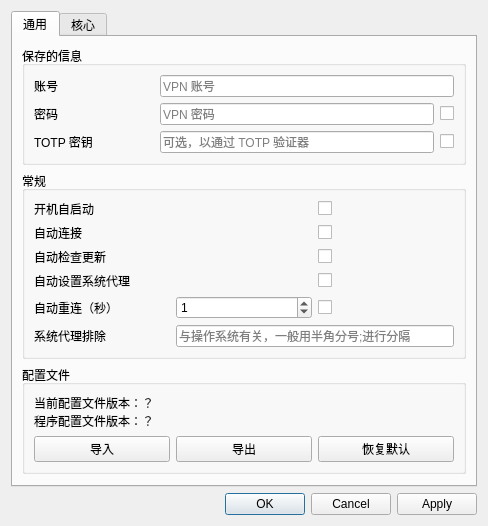
First picture: the form in settingwindow/settingwindow.ui, repository Yukinoshita/EZ4Connect, before the edit.
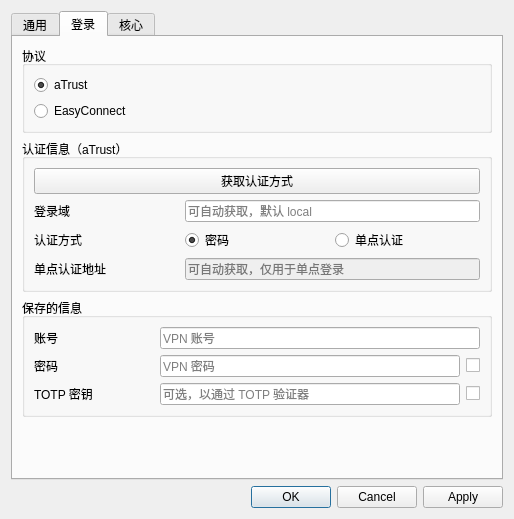
Second picture: the form after the edit. The open tabs and pages were chosen to show the change.

Commit message: feat: support atrust version

What changed in the file:
```diff
--- a/settingwindow/settingwindow.ui
+++ b/settingwindow/settingwindow.ui
@@ -6,8 +6,8 @@
    <rect>
     <x>0</x>
     <y>0</y>
-    <width>486</width>
-    <height>500</height>
+    <width>514</width>
+    <height>519</height>
    </rect>
   </property>
   <property name="windowTitle">
@@ -29,94 +29,7 @@
       <attribute name="title">
        <string>通用</string>
       </attribute>
-      <layout class="QGridLayout" name="gridLayout_2">
-       <item row="0" column="0">
-        <widget class="QGroupBox" name="credentialGroup">
-         <property name="title">
-          <string>保存的信息</string>
-         </property>
-         <layout class="QGridLayout" name="gridLayout_6">
-          <item row="4" column="0">
-           <spacer name="horizontalSpacer_2">
-            <property name="orientation">
-             <enum>Qt::Orientation::Horizontal</enum>
-            </property>
-            <property name="sizeType">
-             <enum>QSizePolicy::Policy::Preferred</enum>
-            </property>
-            <property name="sizeHint" stdset="0">
-             <size>
-              <width>120</width>
-              <height>0</height>
-             </size>
-            </property>
-           </spacer>
-          </item>
-          <item row="3" column="2">
-           <widget class="QLineEdit" name="totpSecretLineEdit">
-            <property name="echoMode">
-             <enum>QLineEdit::EchoMode::Password</enum>
-            </property>
-            <property name="placeholderText">
-             <string>可选，以通过 TOTP 验证器</string>
-            </property>
-           </widget>
-          </item>
-          <item row="1" column="0">
-           <widget class="QLabel" name="commonTabLable3">
-            <property name="text">
-             <string>密码</string>
-            </property>
-           </widget>
-          </item>
-          <item row="0" column="0">
-           <widget class="QLabel" name="commonTabLable2">
-            <property name="text">
-             <string>账号</string>
-            </property>
-           </widget>
-          </item>
-          <item row="3" column="0">
-           <widget class="QLabel" name="zjuConnectTabLabel6_2">
-            <property name="text">
-             <string>TOTP 密钥</string>
-            </property>
-           </widget>
-          </item>
-          <item row="1" column="2">
-           <widget class="QLineEdit" name="passwordLineEdit">
-            <property name="echoMode">
-             <enum>QLineEdit::EchoMode::Password</enum>
-            </property>
-            <property name="placeholderText">
-             <string>VPN 密码</string>
-            </property>
-           </widget>
-          </item>
-          <item row="1" column="3">
-           <widget class="QCheckBox" name="passwordVisibleCheckBox">
-            <property name="text">
-             <string/>
-            </property>
-           </widget>
-          </item>
-          <item row="0" column="2" colspan="2">
-           <widget class="QLineEdit" name="usernameLineEdit">
-            <property name="placeholderText">
-             <string>VPN 账号</string>
-            </property>
-           </widget>
-          </item>
-          <item row="3" column="3">
-           <widget class="QCheckBox" name="totpSecretVisibleCheckBox">
-            <property name="text">
-             <string/>
-            </property>
-           </widget>
-          </item>
-         </layout>
-        </widget>
-       </item>
+      <layout class="QGridLayout">
        <item row="7" column="0">
         <spacer name="commonTabVerticalSpacer">
          <property name="orientation">
@@ -217,6 +130,12 @@
             <property name="orientation">
              <enum>Qt::Orientation::Horizontal</enum>
             </property>
+            <property name="sizeHint" stdset="0">
+             <size>
+              <width>0</width>
+              <height>0</height>
+             </size>
+            </property>
            </spacer>
           </item>
           <item row="6" column="1" colspan="2">
@@ -270,6 +189,9 @@
           </item>
           <item row="4" column="1">
            <widget class="QSpinBox" name="reconnectTimeSpinBox">
+            <property name="enabled">
+             <bool>false</bool>
+            </property>
             <property name="maximum">
              <number>86400</number>
             </property>
@@ -299,6 +221,232 @@
        </item>
       </layout>
      </widget>
+     <widget class="QWidget" name="loginTab">
+      <attribute name="title">
+       <string>登录</string>
+      </attribute>
+      <layout class="QGridLayout">
+       <item row="2" column="0">
+        <widget class="QGroupBox" name="authInfoGroupBox">
+         <property name="title">
+          <string>认证信息（aTrust）</string>
+         </property>
+         <layout class="QGridLayout" name="gridLayout">
+          <item row="2" column="0">
+           <widget class="QLabel" name="label_3">
+            <property name="text">
+             <string>认证方式</string>
+            </property>
+           </widget>
+          </item>
+          <item row="2" column="2">
+           <widget class="QRadioButton" name="casRadioButton">
+            <property name="text">
+             <string>单点认证</string>
+            </property>
+           </widget>
+          </item>
+          <item row="2" column="1">
+           <widget class="QRadioButton" name="pswRadioButton">
+            <property name="text">
+             <string>密码</string>
+            </property>
+            <property name="checked">
+             <bool>true</bool>
+            </property>
+           </widget>
+          </item>
+          <item row="1" column="1" colspan="2">
+           <widget class="QLineEdit" name="loginDomainLineEdit">
+            <property name="text">
+             <string/>
+            </property>
+            <property name="placeholderText">
+             <string>可自动获取，默认 local</string>
+            </property>
+           </widget>
+          </item>
+          <item row="0" column="0" colspan="3">
+           <widget class="QPushButton" name="authSelectPushButton">
+            <property name="text">
+             <string>获取认证方式</string>
+            </property>
+           </widget>
+          </item>
+          <item row="4" column="0">
+           <spacer name="horizontalSpacer">
+            <property name="orientation">
+             <enum>Qt::Orientation::Horizontal</enum>
+            </property>
+            <property name="sizeType">
+             <enum>QSizePolicy::Policy::Preferred</enum>
+            </property>
+            <property name="sizeHint" stdset="0">
+             <size>
+              <width>120</width>
+              <height>0</height>
+             </size>
+            </property>
+           </spacer>
+          </item>
+          <item row="1" column="0">
+           <widget class="QLabel" name="label_2">
+            <property name="text">
+             <string>登录域</string>
+            </property>
+           </widget>
+          </item>
+          <item row="3" column="0">
+           <widget class="QLabel" name="label_4">
+            <property name="text">
+             <string>单点认证地址</string>
+            </property>
+           </widget>
+          </item>
+          <item row="3" column="1" colspan="2">
+           <widget class="QLineEdit" name="casLoginUrlLineEdit">
+            <property name="enabled">
+             <bool>false</bool>
+            </property>
+            <property name="text">
+             <string/>
+            </property>
+            <property name="placeholderText">
+             <string>可自动获取，仅用于单点登录</string>
+            </property>
+           </widget>
+          </item>
+         </layout>
+        </widget>
+       </item>
+       <item row="1" column="0">
+        <widget class="QGroupBox" name="protocolGroupBox">
+         <property name="title">
+          <string>协议</string>
+         </property>
+         <layout class="QVBoxLayout" name="verticalLayout_2">
+          <item>
+           <widget class="QRadioButton" name="atrustRadioButton">
+            <property name="text">
+             <string>aTrust</string>
+            </property>
+            <property name="checked">
+             <bool>true</bool>
+            </property>
+           </widget>
+          </item>
+          <item>
+           <widget class="QRadioButton" name="easyconnectRadioButton">
+            <property name="text">
+             <string>EasyConnect</string>
+            </property>
+           </widget>
+          </item>
+         </layout>
+        </widget>
+       </item>
+       <item row="4" column="0">
+        <spacer name="verticalSpacer_2">
+         <property name="orientation">
+          <enum>Qt::Orientation::Vertical</enum>
+         </property>
+         <property name="sizeHint" stdset="0">
+          <size>
+           <width>20</width>
+           <height>40</height>
+          </size>
+         </property>
+        </spacer>
+       </item>
+       <item row="3" column="0">
+        <widget class="QGroupBox" name="credentialGroup">
+         <property name="title">
+          <string>保存的信息</string>
+         </property>
+         <layout class="QGridLayout" name="gridLayout_6">
+          <item row="3" column="2">
+           <widget class="QLineEdit" name="totpSecretLineEdit">
+            <property name="echoMode">
+             <enum>QLineEdit::EchoMode::Password</enum>
+            </property>
+            <property name="placeholderText">
+             <string>可选，以通过 TOTP 验证器</string>
+            </property>
+           </widget>
+          </item>
+          <item row="0" column="0">
+           <widget class="QLabel" name="commonTabLable2">
+            <property name="text">
+             <string>账号</string>
+            </property>
+           </widget>
+          </item>
+          <item row="1" column="2">
+           <widget class="QLineEdit" name="passwordLineEdit">
+            <property name="echoMode">
+             <enum>QLineEdit::EchoMode::Password</enum>
+            </property>
+            <property name="placeholderText">
+             <string>VPN 密码</string>
+            </property>
+           </widget>
+          </item>
+          <item row="1" column="3">
+           <widget class="QCheckBox" name="passwordVisibleCheckBox">
+            <property name="text">
+             <string/>
+            </property>
+           </widget>
+          </item>
+          <item row="0" column="2" colspan="2">
+           <widget class="QLineEdit" name="usernameLineEdit">
+            <property name="placeholderText">
+             <string>VPN 账号</string>
+            </property>
+           </widget>
+          </item>
+          <item row="3" column="0">
+           <widget class="QLabel" name="zjuConnectTabLabel6_2">
+            <property name="text">
+             <string>TOTP 密钥</string>
+            </property>
+           </widget>
+          </item>
+          <item row="4" column="0">
+           <spacer name="horizontalSpacer_2">
+            <property name="orientation">
+             <enum>Qt::Orientation::Horizontal</enum>
+            </property>
+            <property name="sizeType">
+             <enum>QSizePolicy::Policy::Preferred</enum>
+            </property>
+            <property name="sizeHint" stdset="0">
+             <size>
+              <width>120</width>
+              <height>0</height>
+             </size>
+            </property>
+           </spacer>
+          </item>
+          <item row="3" column="3">
+           <widget class="QCheckBox" name="totpSecretVisibleCheckBox">
+            <property name="text">
+             <string/>
+            </property>
+           </widget>
+          </item>
+          <item row="1" column="0">
+           <widget class="QLabel" name="commonTabLable3">
+            <property name="text">
+             <string>密码</string>
+            </property>
+           </widget>
+          </item>
+         </layout>
+        </widget>
+       </item>
+      </layout>
+     </widget>
      <widget class="QWidget" name="zjuConnectTab">
       <attribute name="title">
        <string>核心</string>
```
Left out of the diff: 98 changed lines with no effect on the pictures. The commit also changes 14 other files.
